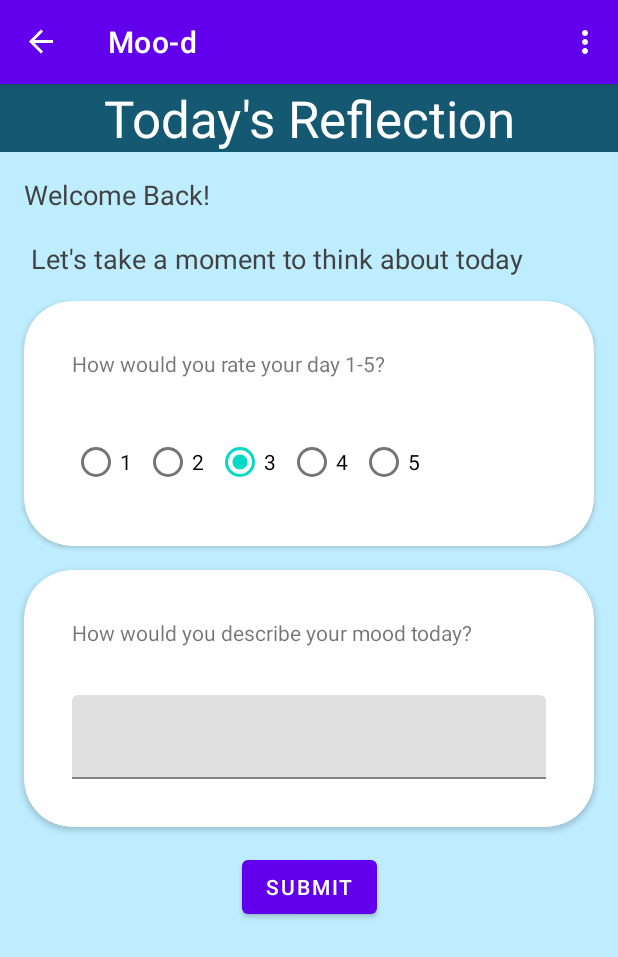
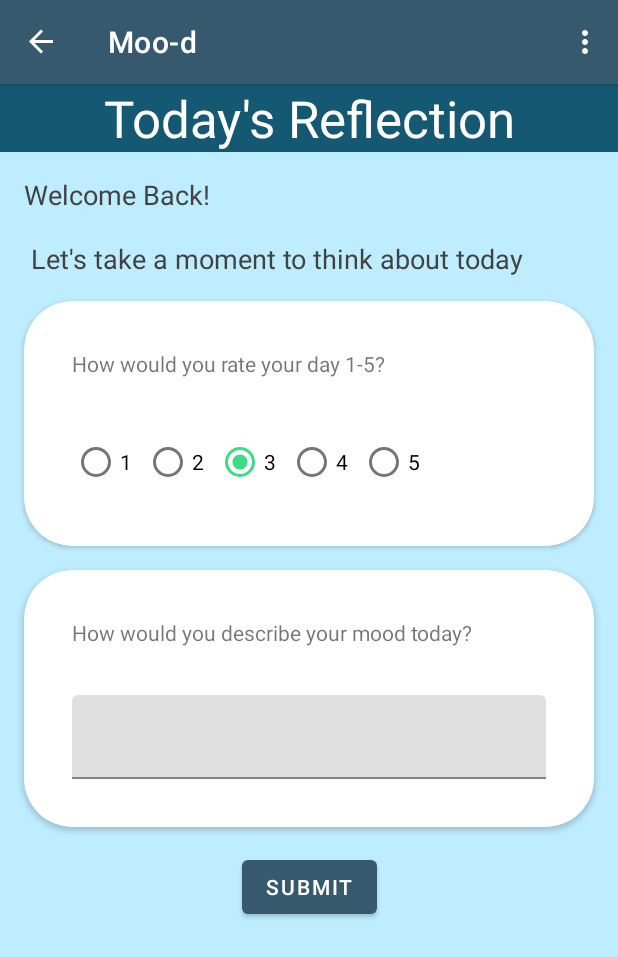
Before and after one commit to seanaujong/Moo-d, an Android app: the screen it shows after launch (MainActivity), after a tap on "ADD MOOD", on a phone screen of 412 x 824 dp. Shown: the top 957 px of the screen. Run offline under Robolectric (Android 15) with nearby library versions, the phone set to English and light mode, and no system bars; our stand-ins replace Room's generated code, data binding, navigation-ui.

Commit message:
made theme colors

```diff
--- a/app/src/main/res/values-night/themes.xml
+++ b/app/src/main/res/values-night/themes.xml
@@ -2,13 +2,13 @@
     <!-- Base application theme. -->
     <style name="Theme.Mood" parent="Theme.MaterialComponents.DayNight.DarkActionBar">
         <!-- Primary brand color. -->
-        <item name="colorPrimary">@color/purple_200</item>
-        <item name="colorPrimaryVariant">@color/purple_700</item>
-        <item name="colorOnPrimary">@color/black</item>
+        <item name="colorPrimary">@color/primaryColor</item>
+        <item name="colorPrimaryVariant">@color/primaryDarkColor</item>
+        <item name="colorOnPrimary">@color/primaryTextColor</item>
         <!-- Secondary brand color. -->
-        <item name="colorSecondary">@color/teal_200</item>
-        <item name="colorSecondaryVariant">@color/teal_200</item>
-        <item name="colorOnSecondary">@color/black</item>
+        <item name="colorSecondary">@color/secondaryColor</item>
+        <item name="colorSecondaryVariant">@color/secondaryDarkColor</item>
+        <item name="colorOnSecondary">@color/secondaryTextColor</item>
         <!-- Status bar color. -->
         <item name="android:statusBarColor" tools:targetApi="l">?attr/colorPrimaryVariant</item>
         <!-- Customize your theme here. -->
--- a/app/src/main/res/values/colors.xml
+++ b/app/src/main/res/values/colors.xml
@@ -7,4 +7,13 @@
     <color name="teal_700">#FF018786</color>
     <color name="black">#FF000000</color>
     <color name="white">#FFFFFFFF</color>
+
+    <color name="primaryColor">#37596d</color>
+    <color name="primaryLightColor">#64869b</color>
+    <color name="primaryDarkColor">#073042</color>
+    <color name="secondaryColor">#3ddc84</color>
+    <color name="secondaryLightColor">#7affb4</color>
+    <color name="secondaryDarkColor">#00a956</color>
+    <color name="primaryTextColor">#ffffff</color>
+    <color name="secondaryTextColor">#000000</color>
 </resources>
--- a/app/src/main/res/values/themes.xml
+++ b/app/src/main/res/values/themes.xml
@@ -2,13 +2,13 @@
     <!-- Base application theme. -->
     <style name="Theme.Mood" parent="Theme.MaterialComponents.DayNight.DarkActionBar">
         <!-- Primary brand color. -->
-        <item name="colorPrimary">@color/purple_500</item>
-        <item name="colorPrimaryVariant">@color/purple_700</item>
-        <item name="colorOnPrimary">@color/white</item>
+        <item name="colorPrimary">@color/primaryColor</item>
+        <item name="colorPrimaryVariant">@color/primaryLightColor</item>
+        <item name="colorOnPrimary">@color/primaryTextColor</item>
         <!-- Secondary brand color. -->
-        <item name="colorSecondary">@color/teal_200</item>
-        <item name="colorSecondaryVariant">@color/teal_700</item>
-        <item name="colorOnSecondary">@color/black</item>
+        <item name="colorSecondary">@color/secondaryColor</item>
+        <item name="colorSecondaryVariant">@color/secondaryLightColor</item>
+        <item name="colorOnSecondary">@color/secondaryTextColor</item>
         <!-- Status bar color. -->
         <item name="android:statusBarColor" tools:targetApi="l">?attr/colorPrimaryVariant</item>
         <!-- Customize your theme here. -->
```
